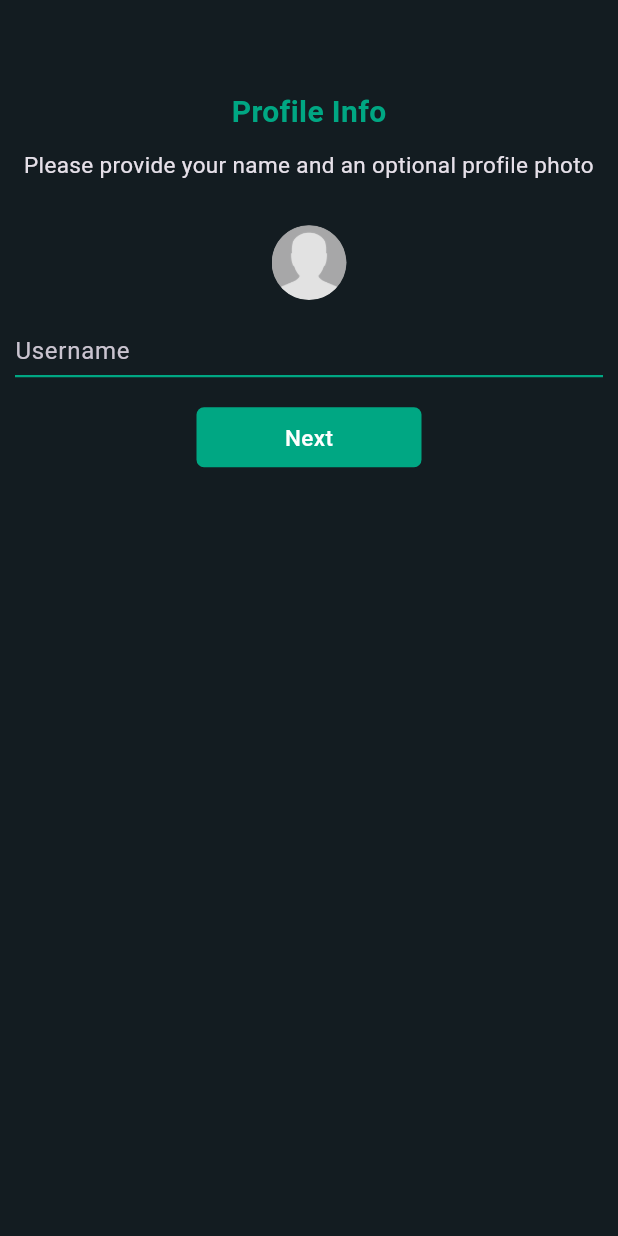
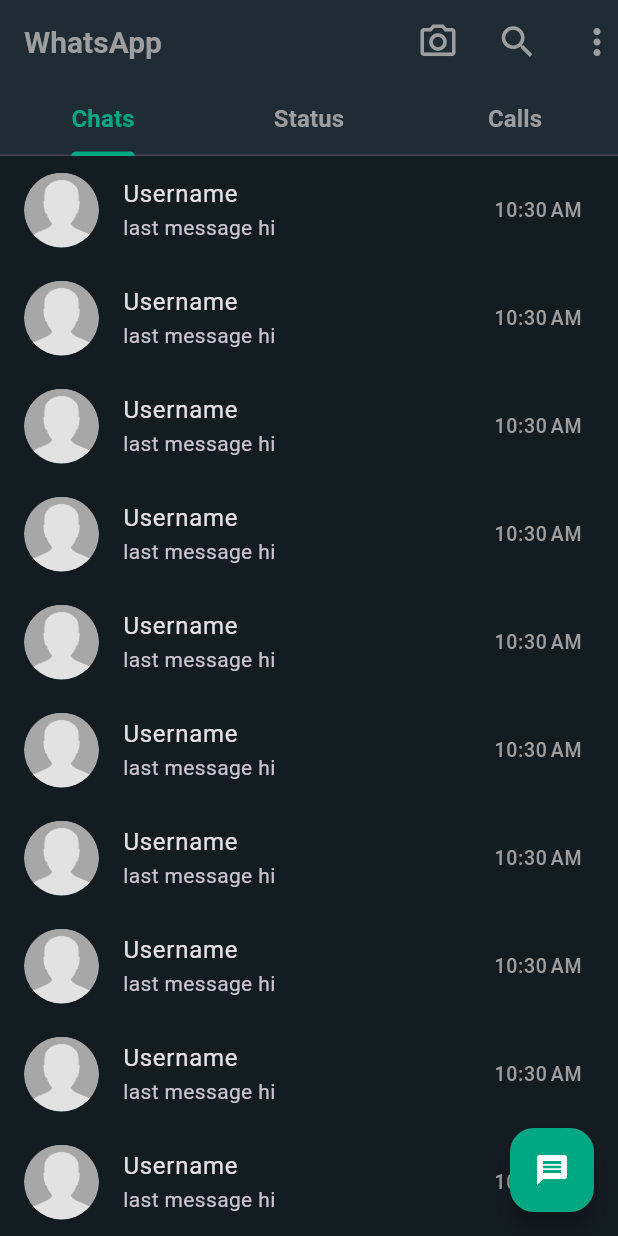
Before and after one commit to berkfaruk/flutter_whatsapp_clone, a Flutter app: the InitialProfileSubmitPage screen opened directly, after a tap on "Next", on a phone screen of 412 x 824 dp. Run offline on Flutter 3.47's test engine with Material 3 defaults, Android fonts, the phone set to English and light mode, and no system bars; our stand-ins replace cached_network_image, fluttertoast, image_picker; missing offline and left inert: country_pickers, flutter_pin_code_fields.

Commit message:
home/chat/status/calls/contacts pages created

```diff
--- /dev/null
+++ b/lib/features/app/home/home_page.dart
@@ -0,0 +1,148 @@
+import 'package:flutter/material.dart';
+import 'package:whatsapp_clone_app/features/app/home/contacts_page.dart';
+import 'package:whatsapp_clone_app/features/app/theme/style.dart';
+import 'package:whatsapp_clone_app/features/call/presentation/pages/calls_history_page.dart';
+import 'package:whatsapp_clone_app/features/chat/presentation/pages/chat_page.dart';
+import 'package:whatsapp_clone_app/features/status/presentation/pages/status_page.dart';
+
+class HomePage extends StatefulWidget {
+  const HomePage({super.key});
+
+  @override
+  State<HomePage> createState() => _HomePageState();
+}
+
+class _HomePageState extends State<HomePage>
+    with SingleTickerProviderStateMixin {
+  TabController? _tabController;
+  int _currentTabIndex = 0;
+
+  @override
+  void initState() {
+    _tabController = TabController(length: 3, vsync: this);
+
+    _tabController!.addListener(() {
+      setState(() {
+        _currentTabIndex = _tabController!.index;
+      });
+    });
+    super.initState();
+  }
+
+  @override
+  void dispose() {
+    _tabController!.dispose();
+    super.dispose();
+  }
+
+  @override
+  Widget build(BuildContext context) {
+    return Scaffold(
+      appBar: AppBar(
+        title: const Text(
+          "WhatsApp",
+          style: TextStyle(
+              fontSize: 20, color: greyColor, fontWeight: FontWeight.w600),
+        ),
+        actions: const [
+          Row(
+            children: [
+              Icon(Icons.camera_alt_outlined, color: greyColor, size: 28),
+              SizedBox(width: 25),
+              Icon(Icons.search, color: greyColor, size: 28),
+              SizedBox(width: 25),
+              Icon(Icons.more_vert, color: greyColor, size: 28),
+            ],
+          ),
+        ],
+        bottom: TabBar(
+          indicatorColor: tabColor,
+          labelColor: tabColor,
+          unselectedLabelColor: greyColor,
+          controller: _tabController,
+          tabs: const [
+            Tab(
+              child: Text(
+                "Chats",
+                style: TextStyle(fontSize: 16, fontWeight: FontWeight.w600),
+              ),
+            ),
+            Tab(
+              child: Text(
+                "Status",
+                style: TextStyle(fontSize: 16, fontWeight: FontWeight.w600),
+              ),
+            ),
+            Tab(
+              child: Text(
+                "Calls",
+                style: TextStyle(fontSize: 16, fontWeight: FontWeight.w600),
+              ),
+            ),
+          ],
+        ),
+      ),
+      floatingActionButton:
+          switchFloatingActionButtonOnTabIndex(_currentTabIndex),
+      body: TabBarView(controller: _tabController, children: const [
+        ChatPage(),
+        StatusPage(),
+        CallsHistoryPage(),
+      ]),
+    );
+  }
+
+  switchFloatingActionButtonOnTabIndex(int index) {
+    switch (index) {
+      case 0:
+        {
+          return FloatingActionButton(
+            backgroundColor: tabColor,
+            onPressed: () {
+              Navigator.push(
+                  context,
+                  MaterialPageRoute(
+                      builder: (context) => const ContactsPage()));
+            },
+            child: const Icon(
+              Icons.message,
+              color: Colors.white,
+            ),
+          );
+        }
+      case 1:
+        {
+          return FloatingActionButton(
+            backgroundColor: tabColor,
+            onPressed: () {},
+            child: const Icon(
+              Icons.camera_alt,
+              color: Colors.white,
+            ),
+          );
+        }
+      case 2:
+        {
+          return FloatingActionButton(
+            backgroundColor: tabColor,
+            onPressed: () {},
+            child: const Icon(
+              Icons.add_call,
+              color: Colors.white,
+            ),
+          );
+        }
+      default:
+        {
+          return FloatingActionButton(
+            backgroundColor: tabColor,
+            onPressed: () {},
+            child: const Icon(
+              Icons.message,
+              color: Colors.white,
+            ),
+          );
+        }
+    }
+  }
+}
--- /dev/null
+++ b/lib/features/chat/presentation/pages/chat_page.dart
@@ -0,0 +1,37 @@
+import 'package:flutter/material.dart';
+import 'package:intl/intl.dart';
+import 'package:whatsapp_clone_app/features/app/global/widgets/profile_widget.dart';
+import 'package:whatsapp_clone_app/features/app/theme/style.dart';
+
+class ChatPage extends StatelessWidget {
+  const ChatPage({super.key});
+
+  @override
+  Widget build(BuildContext context) {
+    return Scaffold(
+        body: ListView.builder(
+            itemCount: 20,
+            itemBuilder: (context, index) {
+              return ListTile(
+                leading: SizedBox(
+                  width: 50,
+                  height: 50,
+                  child: ClipRRect(
+                    borderRadius: BorderRadius.circular(25),
+                    child: profileWidget(),
+                  ),
+                ),
+                title: const Text("Username"),
+                subtitle: const Text(
+                  "last message hi",
+                  maxLines: 1,
+                  overflow: TextOverflow.ellipsis,
+                ),
+                trailing: Text(
+                  DateFormat.jm().format(DateTime.now()),
+                  style: const TextStyle(color: greyColor, fontSize: 13),
+                ),
+              );
+            }));
+  }
+}
--- a/lib/user/presentation/pages/initial_profile_submit_page.dart
+++ b/lib/user/presentation/pages/initial_profile_submit_page.dart
@@ -4,6 +4,7 @@ import 'package:flutter/material.dart';
 import 'package:image_picker/image_picker.dart';
 import 'package:whatsapp_clone_app/features/app/const/app_const.dart';
 import 'package:whatsapp_clone_app/features/app/global/widgets/profile_widget.dart';
+import 'package:whatsapp_clone_app/features/app/home/home_page.dart';
 import 'package:whatsapp_clone_app/features/app/theme/style.dart';
 
 class InitialProfileSubmitPage extends StatefulWidget {
@@ -82,7 +83,12 @@ class _InitialProfileSubmitPageState extends State<InitialProfileSubmitPage> {
             ),
             const SizedBox(height: 20),
             GestureDetector(
-              onTap: () {},
+              onTap: () {
+                Navigator.pushAndRemoveUntil(
+                    context,
+                    MaterialPageRoute(builder: (context) => const HomePage()),
+                    (route) => false);
+              },
               child: Container(
                 width: 150,
                 height: 40,
```
Also changed, not shown: lib/features/app/home/contacts_page.dart (added, +30 -0 lines), lib/features/call/presentation/pages/calls_history_page.dart (added, +73 -0 lines), lib/features/status/presentation/pages/status_page.dart (added, +107 -0 lines).
